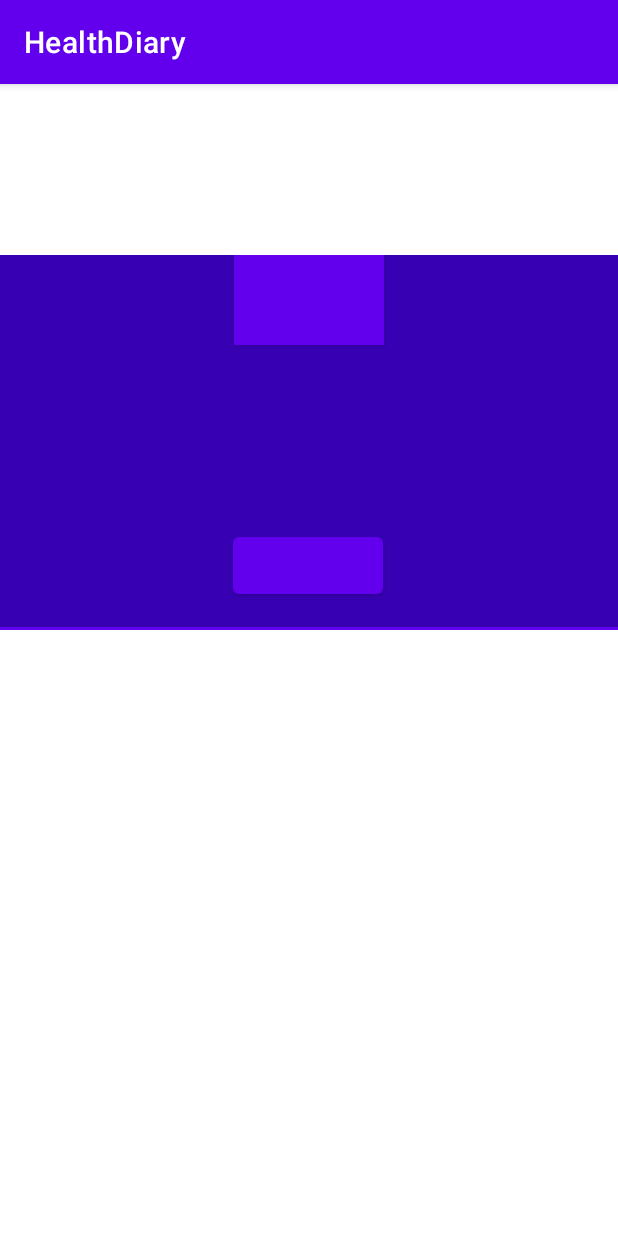
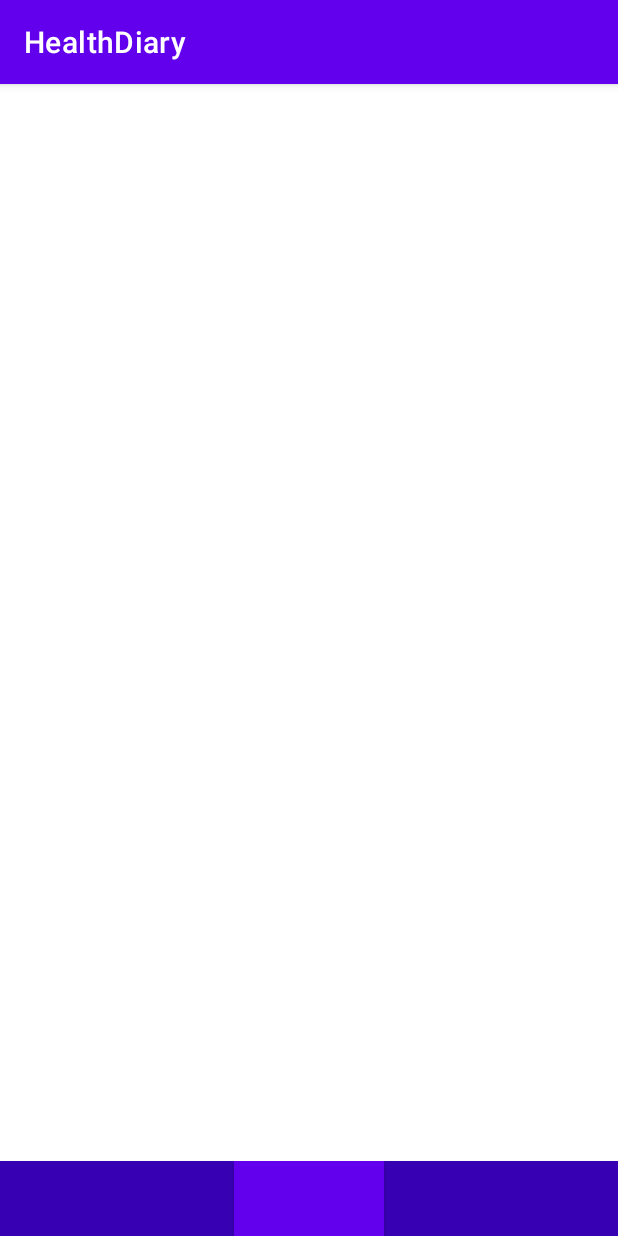
Before and after one commit to MadMakZa/HealthDiary, an Android app: the screen it shows after launch (MainActivity), on a phone screen of 412 x 824 dp. Run offline under Robolectric (Android 15) with nearby library versions, the phone set to English and light mode, and no system bars; our stand-ins replace data binding.

Commit message:
bottomsheet, work nice

```diff
--- a/app/src/main/java/makza/afonsky/healthdiary/view/MainActivity.kt
+++ b/app/src/main/java/makza/afonsky/healthdiary/view/MainActivity.kt
@@ -18,17 +18,7 @@ class MainActivity : AppCompatActivity() {
         binding.viewModel = viewModel
         binding.executePendingBindings()
 
-        binding.btnShowSheet.setOnClickListener {
-//            showBottomSheetFragment()
-        }
-
     }
-
-//    //показать нижний диалог
-//    fun showBottomSheetFragment() {
-//        val bottomSheetFragment = BottomSheetFragment()
-//        bottomSheetFragment.show(supportFragmentManager, "bottomSheetFragment")
-//    }
 
 
 
--- a/app/src/main/res/layout/activity_main.xml
+++ b/app/src/main/res/layout/activity_main.xml
@@ -10,26 +10,18 @@
             type="makza.afonsky.healthdiary.viewModel.MainViewModel" />
     </data>
 
-    <androidx.coordinatorlayout.widget.CoordinatorLayout
+    <LinearLayout
         android:layout_width="match_parent"
         android:layout_height="match_parent"
         tools:context=".view.MainActivity">
 
-        <Button
-            android:id="@+id/btnShowSheet"
-            android:layout_width="100dp"
-            android:layout_height="50dp"
-            android:layout_marginStart="155dp"
-            android:layout_marginTop="296dp"
-            android:layout_marginEnd="156dp"
-            app:layout_constraintEnd_toEndOf="parent"
-            app:layout_constraintHorizontal_bias="0.0"
-            app:layout_constraintStart_toStartOf="parent"
-            app:layout_constraintTop_toTopOf="parent" />
 
-        <include layout="@layout/bottomsheet_fragment"/>
+        <include
+            layout="@layout/bottomsheet_fragment"
+            android:layout_height="wrap_content"
+            android:layout_width="match_parent"
+            android:layout_gravity="bottom"/>
 
 
-
-    </androidx.coordinatorlayout.widget.CoordinatorLayout>
+    </LinearLayout>
 </layout>
--- a/app/src/main/res/layout/bottomsheet_fragment.xml
+++ b/app/src/main/res/layout/bottomsheet_fragment.xml
@@ -21,22 +21,21 @@
         android:background="@color/design_default_color_primary_dark"
         android:orientation="vertical"
         android:layout_gravity="bottom"
-        app:behavior_hideable="true"
-        app:behavior_peekHeight="250dp"
+        app:behavior_hideable="false"
+        app:behavior_peekHeight="50dp"
         app:layout_behavior="com.google.android.material.bottomsheet.BottomSheetBehavior">
 
         <Button
             android:id="@+id/btnAddNote"
             android:layout_width="100dp"
             android:layout_height="60dp"
-            android:layout_marginBottom="188dp"
             android:background="@color/white"
             android:layout_gravity="center" />
 
         <TextView
             android:id="@+id/textView"
             android:layout_width="match_parent"
-            android:layout_height="50dp"
+            android:layout_height="150dp"
             android:background="@color/design_default_color_primary"
             android:gravity="center"
             android:textColor="@android:color/white" />
```
